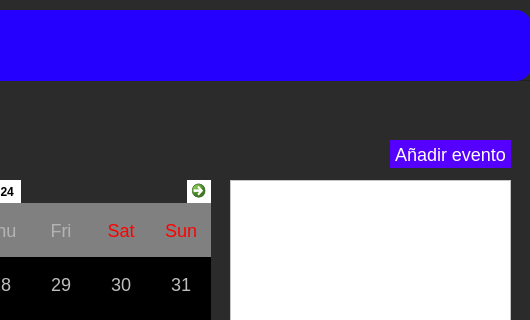
Old version of the form entrar_tutor.ui in the repository Giavic/Taller_de_software_TF; both pictures show x 550 to 1080 and y 0 to 320 of the 1080 by 650 pixel window.
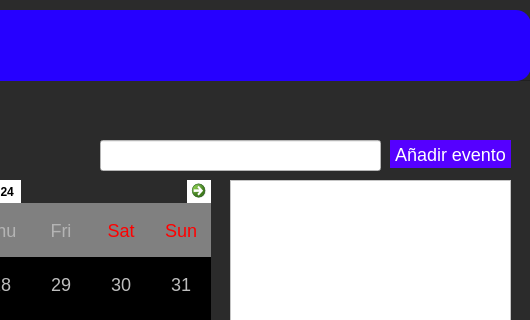
New version of the form. Icons and pictures are not drawn.

```diff
--- a/entrar_tutor.ui
+++ b/entrar_tutor.ui
@@ -1013,6 +1013,21 @@
         <string>Guardar cambios</string>
        </property>
       </widget>
+      <widget class="QLineEdit" name="lineEdit_6">
+       <property name="geometry">
+        <rect>
+         <x>380</x>
+         <y>40</y>
+         <width>281</width>
+         <height>31</height>
+        </rect>
+       </property>
+       <property name="styleSheet">
+        <string notr="true">background-color: rgb(255, 255, 255);
+color:black;
+font:15px;</string>
+       </property>
+      </widget>
      </widget>
     </widget>
    </widget>
```
